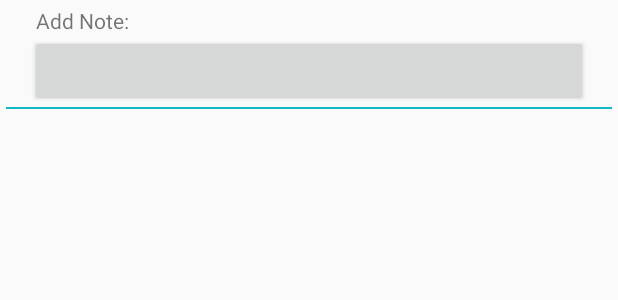
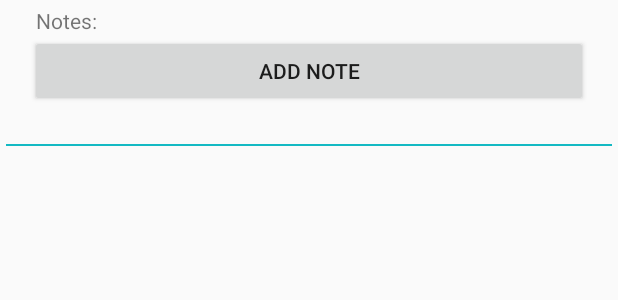
Before and after one commit to hristobakalov/P2-project-AAU, an Android app: the layout detailed_task_item_5.xml on its own in the app's theme, with its tools: preview values and no code run, on a phone screen of 412 x 824 dp. Shown: the top 300 px of the screen. Run offline under Robolectric (Android 15) with nearby library versions, the phone set to English and light mode, and no system bars.

Commit message:
Added Notes
Now we can keep Notes on the Tasks. Can you fix the xml for Notes so it
looks better? (maybe add colour?)

```diff
--- a/Done/app/src/main/java/com/bignerdranch/android/done/Task.java
+++ b/Done/app/src/main/java/com/bignerdranch/android/done/Task.java
@@ -127,8 +127,8 @@ public class Task {
         mNotes = notes;
     }
 
-    public void addNote(String mNote) {
-        // to be implemented
+    public void addNote(String note) {
+        mNotes.add(note);
     }
 
     public void removeNote(String mNote) {
--- a/Done/app/src/main/res/layout/detailed_task_item_5.xml
+++ b/Done/app/src/main/res/layout/detailed_task_item_5.xml
@@ -15,7 +15,16 @@
             android:layout_width="match_parent"
             android:layout_height="wrap_content"
             android:layout_marginLeft="16dp"
-            android:layout_marginRight="16dp"/>
+            android:layout_marginRight="16dp"
+            android:text="Add Note"/>
+
+    <TextView
+        android:layout_width="match_parent"
+        android:layout_height="wrap_content"
+        android:layout_marginLeft="20dp"
+        android:layout_marginRight="20dp"
+        android:textAppearance="?android:attr/textAppearanceMedium"
+        android:id="@+id/notes"/>
 
     <View
         android:layout_width="match_parent"
--- a/Done/app/src/main/res/values/strings.xml
+++ b/Done/app/src/main/res/values/strings.xml
@@ -5,12 +5,14 @@
     <string name="navigation_drawer_close">Close navigation drawer</string>
     <string name="list_name_label">List Name:</string>
     <string name="name_hint">Enter a name.</string>
+    <string name="note_hint">Enter a note.</string>
     <string name="task_name_label">Task Name:</string>
+    <string name="notes_label">Note:</string>
     <string name="task_assigned_to_label">Assigned To:</string>
     <string name="task_hidden_from_label">Hidden From:</string>
     <string name="task_due_date_label">Due Date:</string>
     <string name="task_reminder_date_label">Reminder Date:</string>
-    <string name="task_add_note_label">Add Note:</string>
+    <string name="task_add_note_label">Notes:</string>
     <string name="task_add_photo_label">Add Photo:</string>
     <string name="task_completed_label">Completed?</string>
     <string name="task_verified_label">Verified?</string>
@@ -20,6 +22,7 @@
     <string name="task_title_picker_title">Name of New Task:</string>
     <string name="due_date_picker_title">Task Due Date:</string>
     <string name="reminder_date_picker_title">Task Reminder Date:</string>
+    <string name="add_note_picker_title">Task Note:</string>
     <string name="new_task">New Task</string>
     <string name="new_list">New List</string>
     <string name="show_subtitle">Show Subtitle</string>
```
Also changed, not shown: Done/app/src/main/java/com/bignerdranch/android/done/NotesPickerFragment.java (added, +68 -0 lines), Done/app/src/main/java/com/bignerdranch/android/done/TaskFragment.java (+31 -7 lines), Done/app/src/main/res/layout/dialog_notes.xml (added, +23 -0 lines), 26 other files.
